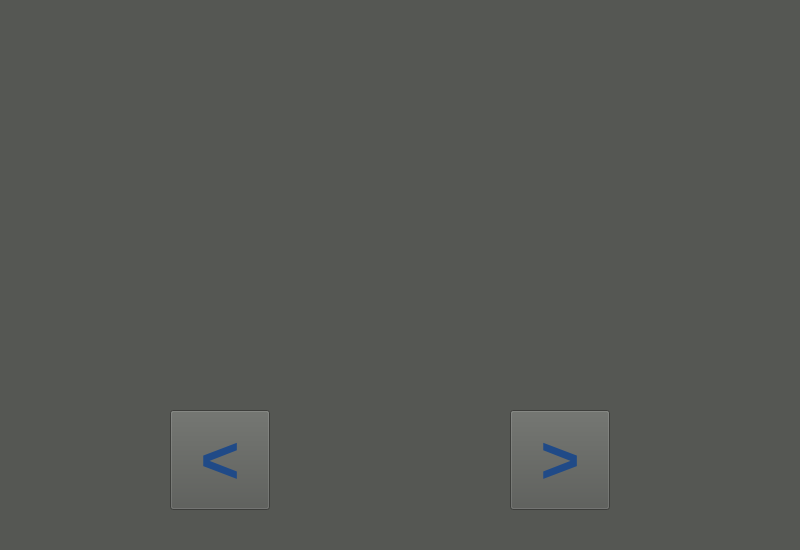
First picture: the form in mainwindow.ui, repository FedericoBaldi/Covid-Mechanical-Ventilator, before the edit.
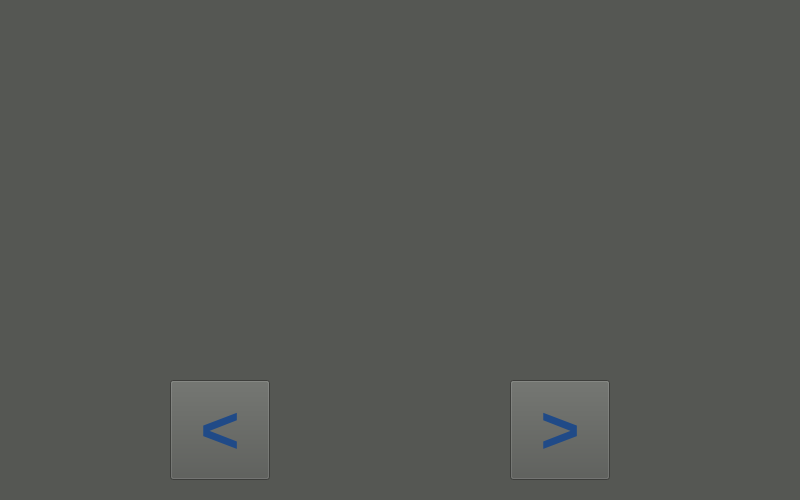
Second picture: the form after the edit.

Commit message: Downsized mainwindow and set title.

Patch:
```diff
--- a/mainwindow.ui
+++ b/mainwindow.ui
@@ -7,7 +7,7 @@
     <x>0</x>
     <y>0</y>
     <width>800</width>
-    <height>550</height>
+    <height>500</height>
    </rect>
   </property>
   <property name="windowTitle">
@@ -35,7 +35,7 @@
     <property name="geometry">
      <rect>
       <x>170</x>
-      <y>410</y>
+      <y>380</y>
       <width>100</width>
       <height>100</height>
      </rect>
@@ -59,7 +59,7 @@
     <property name="geometry">
      <rect>
       <x>510</x>
-      <y>410</y>
+      <y>380</y>
       <width>100</width>
       <height>100</height>
      </rect>
```
Left out of the diff: 2 changed lines with no effect on the pictures.
